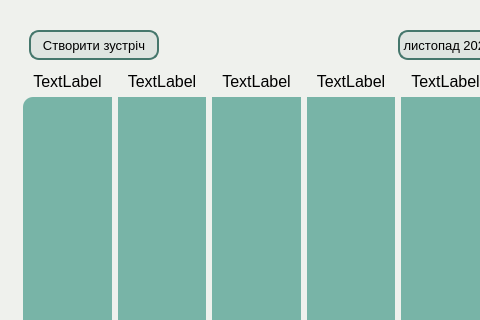
This is studly/schedule/scheduleClassTeacher.ui in MykytaKa/MVP_Studly_Product as Qt 5 draws it before an edit; both pictures show x 0 to 480 and y 0 to 320 of the 702 by 435 pixel window. The edited form follows.
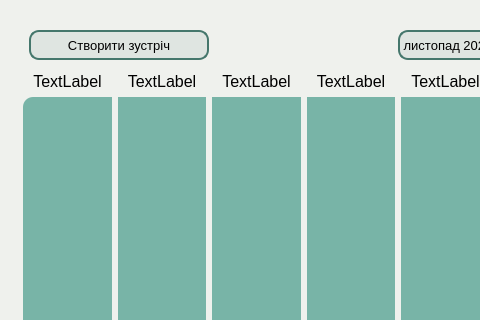
This is the edited form. Icons and pictures are not drawn.

The edit to the form file:
```diff
--- a/studly/schedule/scheduleClassTeacher.ui
+++ b/studly/schedule/scheduleClassTeacher.ui
@@ -87,7 +87,7 @@
           </property>
           <property name="minimumSize">
            <size>
-            <width>130</width>
+            <width>180</width>
             <height>30</height>
            </size>
           </property>
```
Left out of the diff: 8 changed lines with no effect on the pictures.
